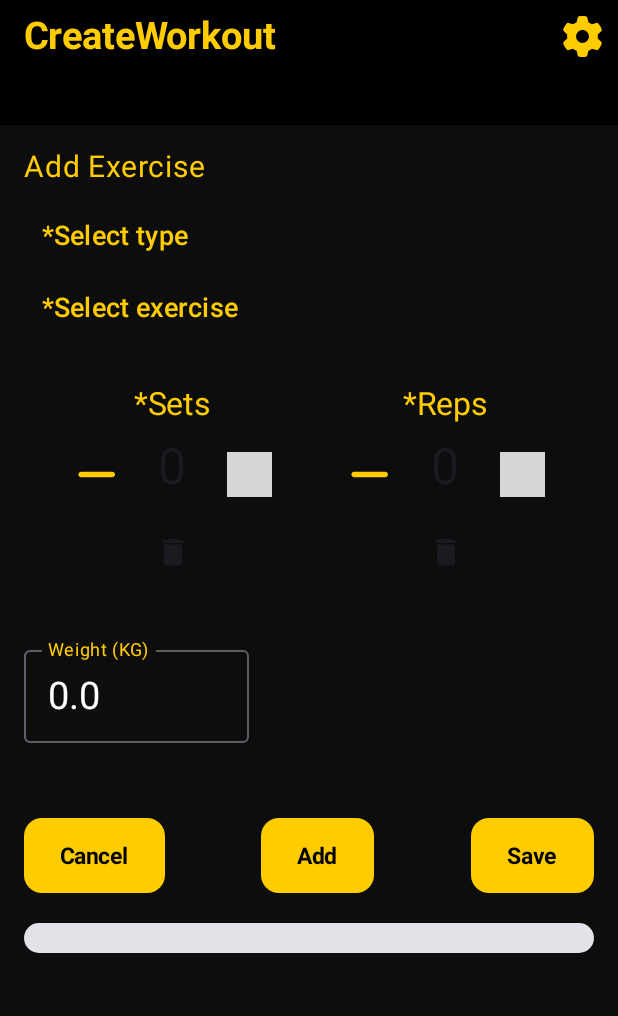
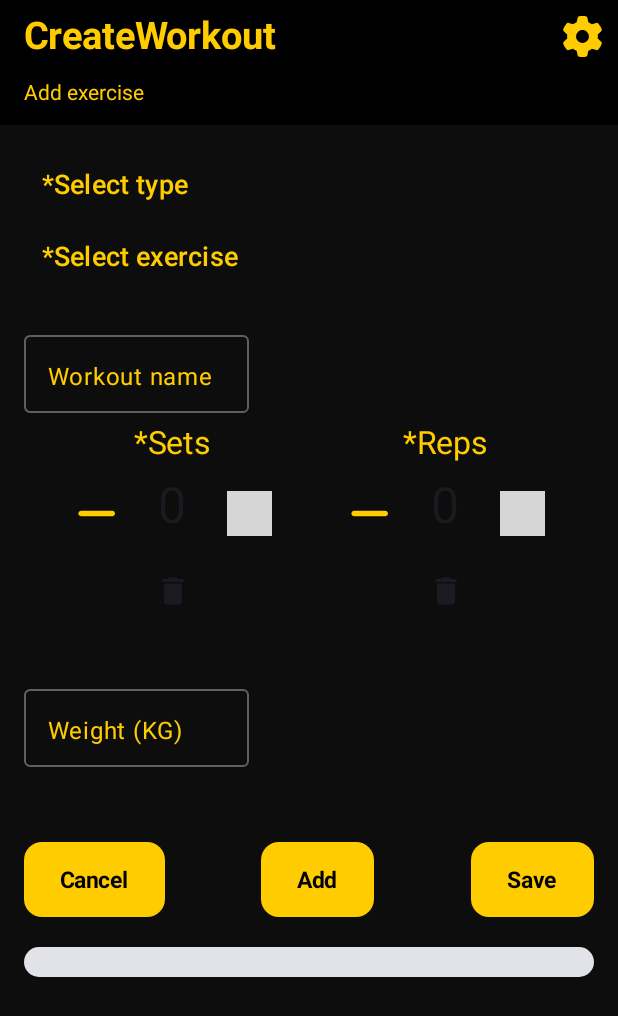
Before and after one commit to rejzoo/WorkoutTracker, an Android app built with Jetpack Compose: the CreateWorkoutScreen screen opened through its navigation route, on a phone screen of 412 x 824 dp. Shown: the top 1016 px of the screen. Run offline under Robolectric (Android 15) with nearby library versions, the phone set to English and light mode, and no system bars; our stand-ins replace Room's generated code; grey boxes are pictures that could not be loaded.

Commit message:
Pridany textfield na zmenu mena treningu

```diff
--- a/app/src/main/java/com/example/workouttracker/MainViewModel.kt
+++ b/app/src/main/java/com/example/workouttracker/MainViewModel.kt
@@ -42,6 +42,7 @@ class MainViewModel : ViewModel() {
             "Exercise" -> "Start workout"
             "Settings" -> "Change settings"
             "You" -> "About you"
+            "CreateWorkout" -> "Add exercise"
             else -> ""
         }
     }
--- a/app/src/main/java/com/example/workouttracker/data/Workout.kt
+++ b/app/src/main/java/com/example/workouttracker/data/Workout.kt
@@ -7,7 +7,9 @@ import java.util.Date
 
 @Entity(tableName = "Workouts")
 data class Workout(
-    @PrimaryKey(autoGenerate = true) val id: Int = 0,
+    @PrimaryKey(autoGenerate = true)
+    val id: Int = 0,
+    val name: String = ""
 )
 
 class DateConverter {
--- a/app/src/main/java/com/example/workouttracker/data/WorkoutDao.kt
+++ b/app/src/main/java/com/example/workouttracker/data/WorkoutDao.kt
@@ -4,6 +4,7 @@ import androidx.room.Dao
 import androidx.room.Insert
 import androidx.room.Query
 import androidx.room.Transaction
+import androidx.room.Update
 
 @Dao
 interface WorkoutDao {
@@ -31,4 +32,7 @@ interface WorkoutDao {
 
     @Query("SELECT * FROM Exercises WHERE workoutId = :workoutId")
     suspend fun getExercisesForWorkout(workoutId: Int): List<Exercise>
+
+    @Query("UPDATE Workouts SET name = :newName WHERE id = :id")
+    suspend fun updateWorkoutName(id: Int, newName: String)
 }
--- a/app/src/main/java/com/example/workouttracker/workouts/CreateWorkoutScreen.kt
+++ b/app/src/main/java/com/example/workouttracker/workouts/CreateWorkoutScreen.kt
@@ -65,6 +65,8 @@ fun CreateWorkoutScreen(popBackStack: () -> Unit, workoutView: CreateWorkoutView
     var sets by rememberSaveable { mutableIntStateOf(0) }
     var reps by rememberSaveable { mutableIntStateOf(0) }
     var weight by rememberSaveable { mutableDoubleStateOf(0.0) }
+    var weightText by rememberSaveable { mutableStateOf("") }
+    var nameOfWorkout by rememberSaveable { mutableStateOf("") }
     var exercises by rememberSaveable { mutableStateOf<List<Exercise>>(emptyList()) }
     var selectedExerciseIndex by rememberSaveable { mutableStateOf<Int?>(null) }
     var selectedExerciseCard by rememberSaveable { mutableStateOf<Exercise?>(null) }
@@ -84,24 +86,31 @@ fun CreateWorkoutScreen(popBackStack: () -> Unit, workoutView: CreateWorkoutView
             .then(modifier),
         color = DarkGray
     ) {
-
         LazyColumn(
             modifier = Modifier.padding(16.dp)
         ) {
             item {
-                Text(
-                    "Add Exercise",
-                    fontSize = 20.sp,
-                    color = DarkYellow
-                )
-
-                Spacer(modifier = Modifier.height(10.dp))
-
                 ExerciseDropdown(selectedType, selectedExercise,
                     { selectedType = it }, { selectedExercise = it }, workoutView
                 )
 
                 Spacer(modifier = Modifier.height(20.dp))
+
+                Row(
+                    modifier = Modifier.fillMaxWidth(),
+                    horizontalArrangement = Arrangement.Absolute.Left
+                ) {
+                    OutlinedTextField(
+                        value = nameOfWorkout,
+                        onValueChange = { nameOfWorkout = it },
+                        label = { Text("Workout name", color = DarkYellow) },
+                        modifier = Modifier
+                            .width(150.dp)
+                            .height(60.dp),
+                        textStyle = TextStyle(color = Color.White, fontSize = 20.sp),
+                        keyboardOptions = KeyboardOptions(keyboardType = KeyboardType.Number)
+                    )
+                }
 
                 Row(
                     modifier = Modifier.fillMaxWidth(),
@@ -125,13 +134,19 @@ fun CreateWorkoutScreen(popBackStack: () -> Unit, workoutView: CreateWorkoutView
                 Spacer(modifier = Modifier.height(25.dp))
 
                 OutlinedTextField(
-                    value = TextFieldValue("$weight"),
-                    onValueChange = { weight = it.text.toDoubleOrNull() ?: 0.0 },
+                    value = weightText,
+                    onValueChange = {
+                        weightText = it
+                        val number = it.toDoubleOrNull()
+                        if (number != null) {
+                            weight = number
+                        }
+                    },
                     label = { Text("Weight (KG)", color = DarkYellow) },
                     modifier = Modifier
                         .width(150.dp)
-                        .height(70.dp),
-                    textStyle = TextStyle(color = Color.White, fontSize = 25.sp),
+                        .height(60.dp),
+                    textStyle = TextStyle(color = Color.White, fontSize = 20.sp),
                     keyboardOptions = KeyboardOptions(keyboardType = KeyboardType.Number)
                 )
 
@@ -228,6 +243,7 @@ fun CreateWorkoutScreen(popBackStack: () -> Unit, workoutView: CreateWorkoutView
                         onClick = {
                             println("SIZE " + exercises.size)
                             CoroutineScope(Dispatchers.IO).launch {
+                                workoutView.updateWorkoutName(nameOfWorkout)
                                 if (exercises.isEmpty()) {
                                     workoutView.deleteCurrentWorkout()
                                 }
--- a/app/src/main/java/com/example/workouttracker/workouts/CreateWorkoutViewModel.kt
+++ b/app/src/main/java/com/example/workouttracker/workouts/CreateWorkoutViewModel.kt
@@ -116,4 +116,10 @@ class CreateWorkoutViewModel(private val database: WorkoutDatabase) : ViewModel(
             database.workoutDao().deleteExercise(id)
         }
     }
+
+    suspend fun updateWorkoutName(newName: String) {
+        withContext(Dispatchers.IO) {
+            database.workoutDao().updateWorkoutName(getActualWorkoutId(), newName)
+        }
+    }
 }
```
Also changed, not shown: app/src/main/java/com/example/workouttracker/workouts/WorkoutsScreen.kt (+25 -15 lines).
